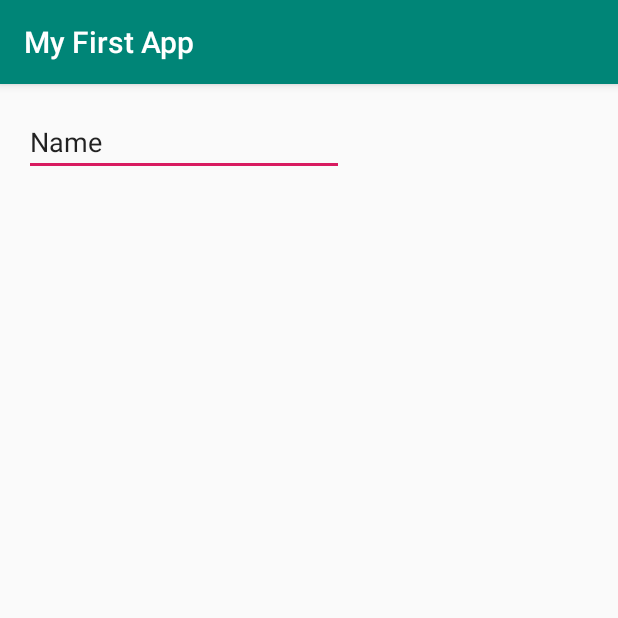
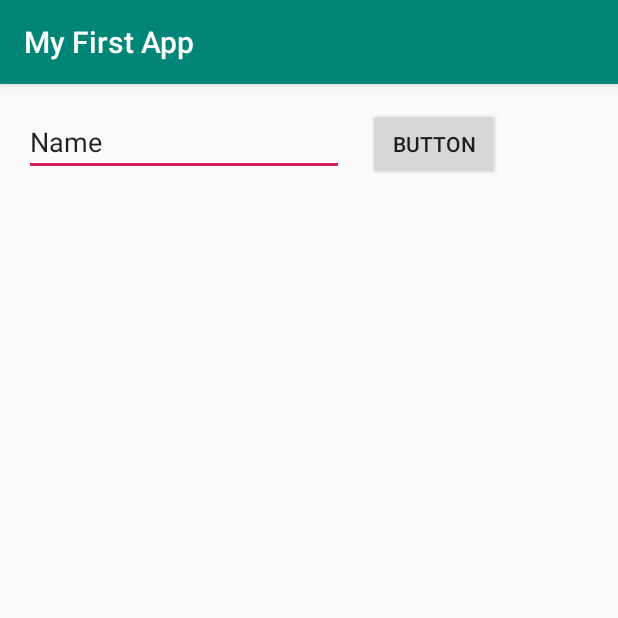
Before and after one commit to PointCodeZero/Android-Native-I, an Android app: the screen it shows after launch (MainActivity), on a phone screen of 412 x 824 dp, the top half of it. Run offline under Robolectric (Android 15) with nearby library versions, the phone set to English and light mode, and no system bars.

Commit message:
added button

```diff
--- a/app/src/main/res/layout/activity_main.xml
+++ b/app/src/main/res/layout/activity_main.xml
@@ -16,5 +16,15 @@
         android:inputType="textPersonName"
         android:text="Name"
         app:layout_constraintStart_toStartOf="parent"
-        app:layout_constraintTop_toTopOf="parent" />
+        app:layout_constraintTop_toTopOf="parent"
+        android:autofillHints="" />
+
+    <Button
+        android:id="@+id/button2"
+        android:layout_width="wrap_content"
+        android:layout_height="wrap_content"
+        android:layout_marginStart="16dp"
+        android:text="Button"
+        app:layout_constraintBaseline_toBaselineOf="@+id/editText"
+        app:layout_constraintStart_toEndOf="@+id/editText" />
 </androidx.constraintlayout.widget.ConstraintLayout>
```
